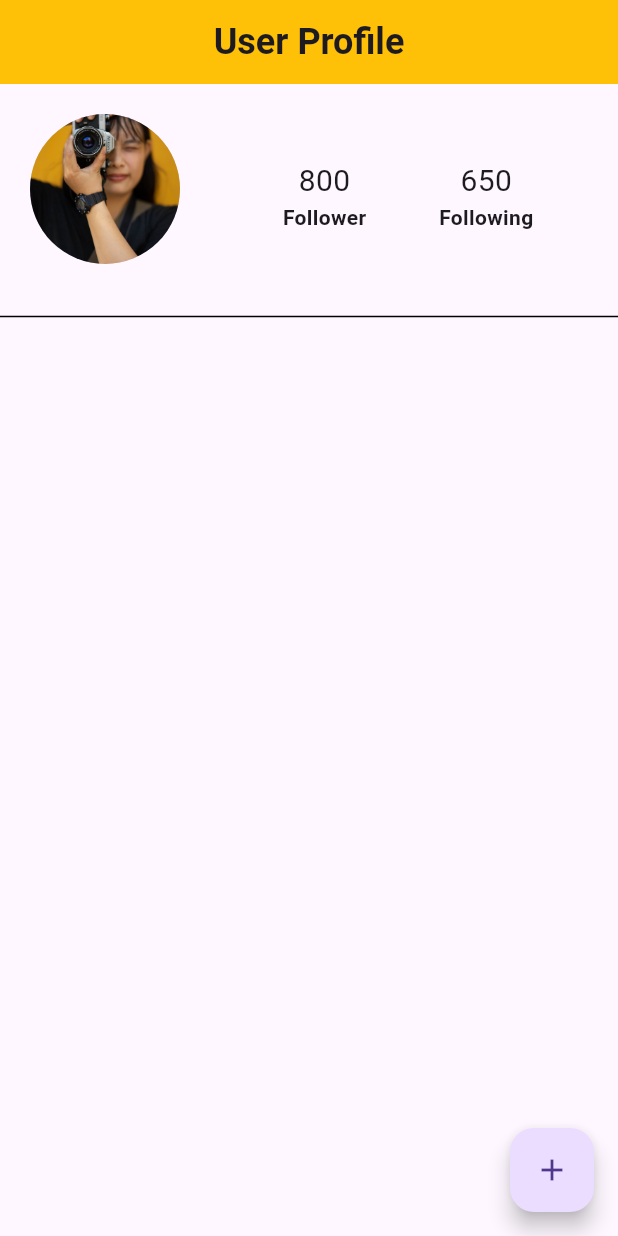
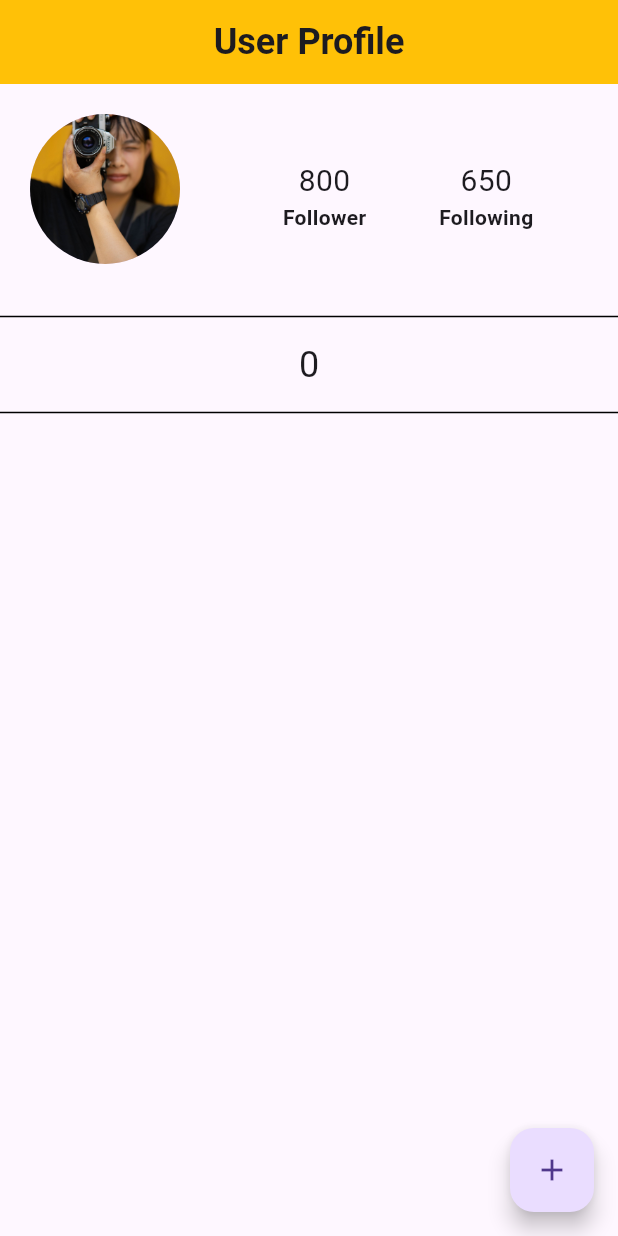
Before and after one commit to ElifDK/Flutter_User_Posts, a Flutter app: the screen it shows after launch, on a phone screen of 412 x 824 dp. Run offline on Flutter 3.47's test engine with Material 3 defaults, Android fonts, the phone set to English and light mode, and no system bars.

Commit message:
Added post counter

```diff
--- a/lib/main.dart
+++ b/lib/main.dart
@@ -7,9 +7,16 @@ void main() {
 }
 
 
-class Profile extends StatelessWidget {
+class Profile extends StatefulWidget {
   const Profile({super.key});
 
+  @override
+  State<Profile> createState() => _ProfileState();
+}
+
+class _ProfileState extends State<Profile> {
+
+  int postCount = 0;
   @override
   Widget build(BuildContext context) {
     return Scaffold(
@@ -70,11 +77,20 @@ class Profile extends StatelessWidget {
             ],
           ),
           Divider(height: 30,
-              color:Colors.black)
+              color:Colors.black),
+          Text('$postCount',
+          style: TextStyle(fontSize: 24),),
+          Divider(height: 30,
+              color:Colors.black),
         ],
       ),
 
-      floatingActionButton: FloatingActionButton(onPressed: (){},
+      floatingActionButton: FloatingActionButton(
+        onPressed: (){
+          setState(() {
+            postCount++;
+          });
+        },
         child: Icon(Icons.add),),
     );
   }
```
